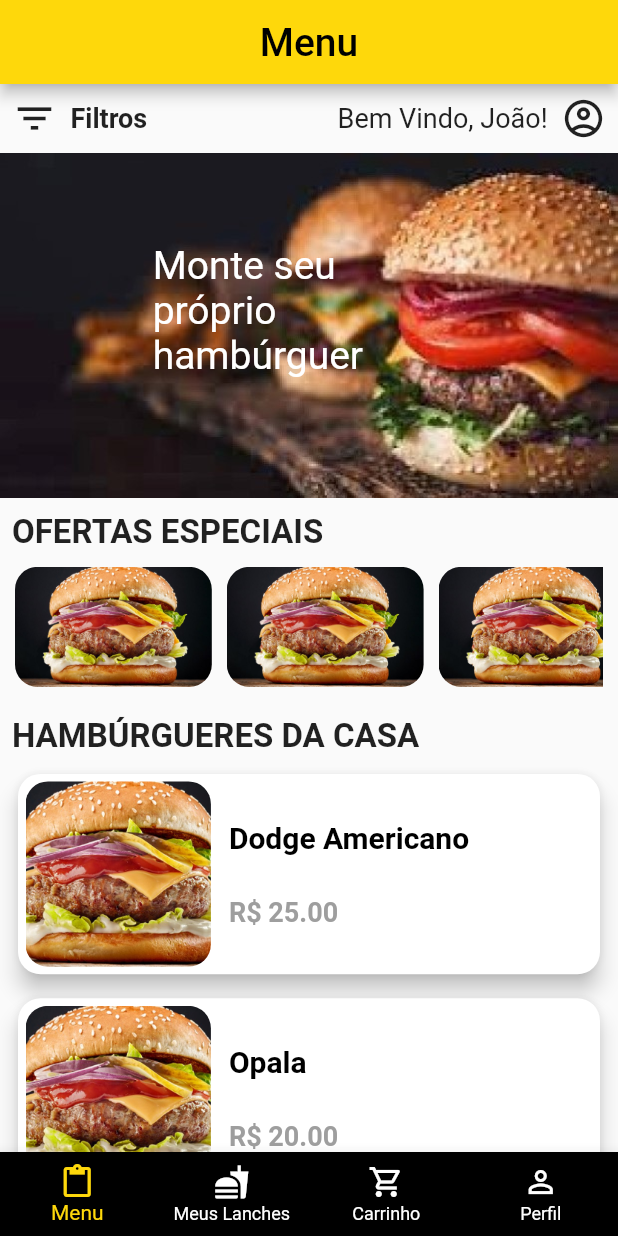
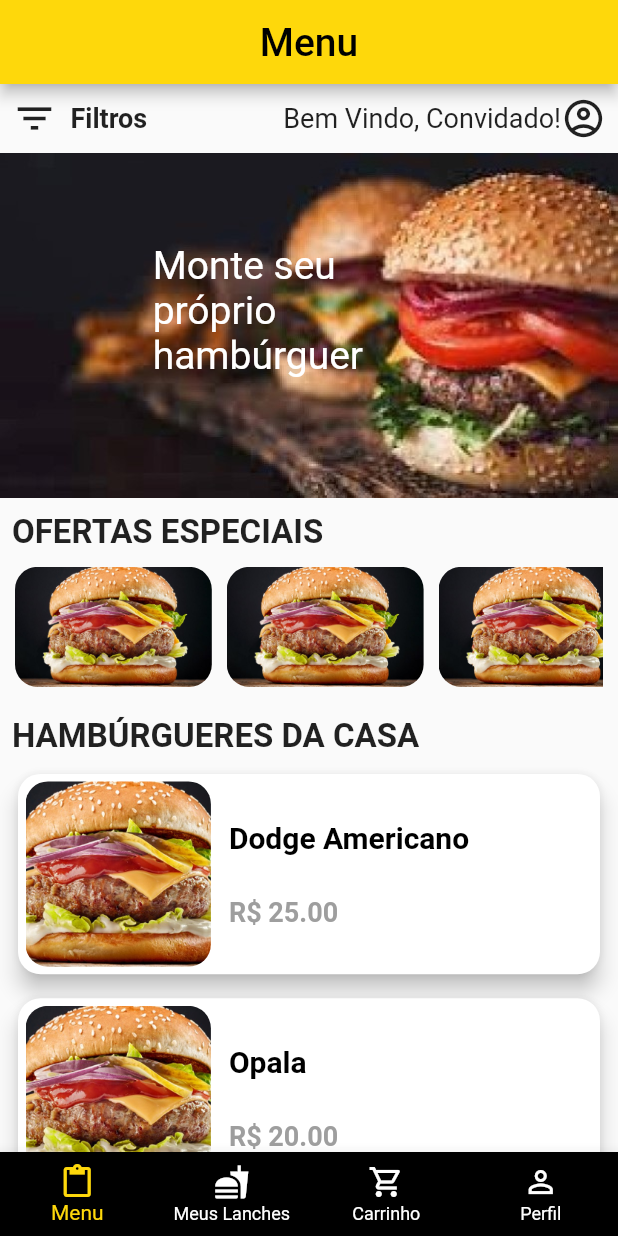
Before and after one commit to SaraCoelhoCosta/garagem_burger, a Flutter app: the screen it shows after launch, after a tap on "Entrar como visitante", on a phone screen of 412 x 824 dp. Run offline on Flutter 3.47's test engine with Material 2 defaults, Android fonts, the phone set to English and light mode, and no system bars; our stand-ins replace cloud_firestore, firebase_auth, firebase_core, flutter_credit_card, google_fonts, mask_text_input_formatter; missing offline and left inert: sign_button; accounts and stored records are empty; Roboto replaces fonts that are missing (Oxygen).

Commit message:
Exibição do email do usuario logado na tela menu

```diff
--- a/lib/pages/menu/tela_menu.dart
+++ b/lib/pages/menu/tela_menu.dart
@@ -1,4 +1,5 @@
 import 'package:flutter/material.dart';
+import 'package:garagem_burger/controllers/auth_service.dart';
 import 'package:garagem_burger/providers/provider_produtos.dart';
 import 'package:garagem_burger/components/card_produto.dart';
 import 'package:garagem_burger/utils/rotas.dart';
@@ -21,6 +22,10 @@ class _TelaMenuState extends State<TelaMenu> {
   @override
   Widget build(BuildContext context) {
     final produtos = Provider.of<ProviderProdutos>(context).listaProdutos;
+
+    final user = Provider.of<AuthService>(context).usuario;
+    final userName = user?.email ?? 'Convidado';
+
     return ListView(
       children: [
         // Opcoes da aba superior (filtros e icone do usuario)
@@ -47,7 +52,7 @@ class _TelaMenuState extends State<TelaMenu> {
               Row(
                 children: [
                   Text(
-                    'Bem Vindo, João!  ',
+                    'Bem Vindo, $userName!',
                     style: GoogleFonts.oxygen(
                       fontSize: 18,
                     ),
```
Also changed, not shown: pubspec.lock.
